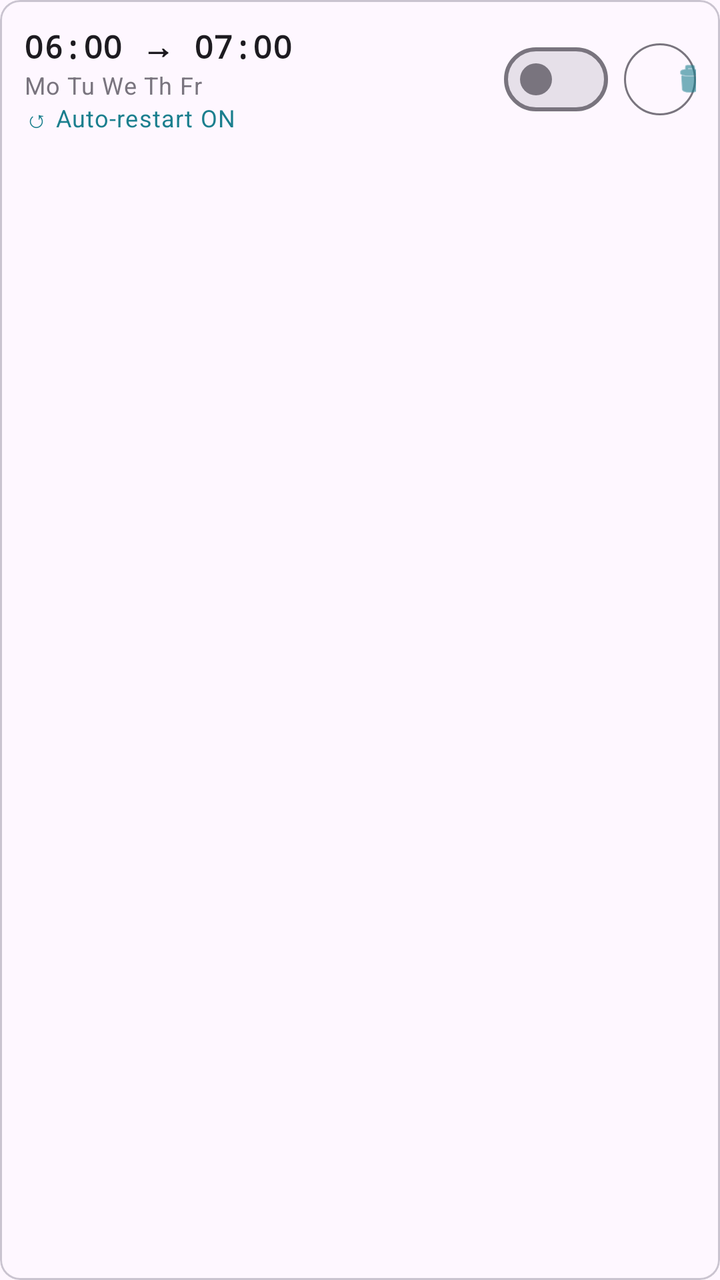
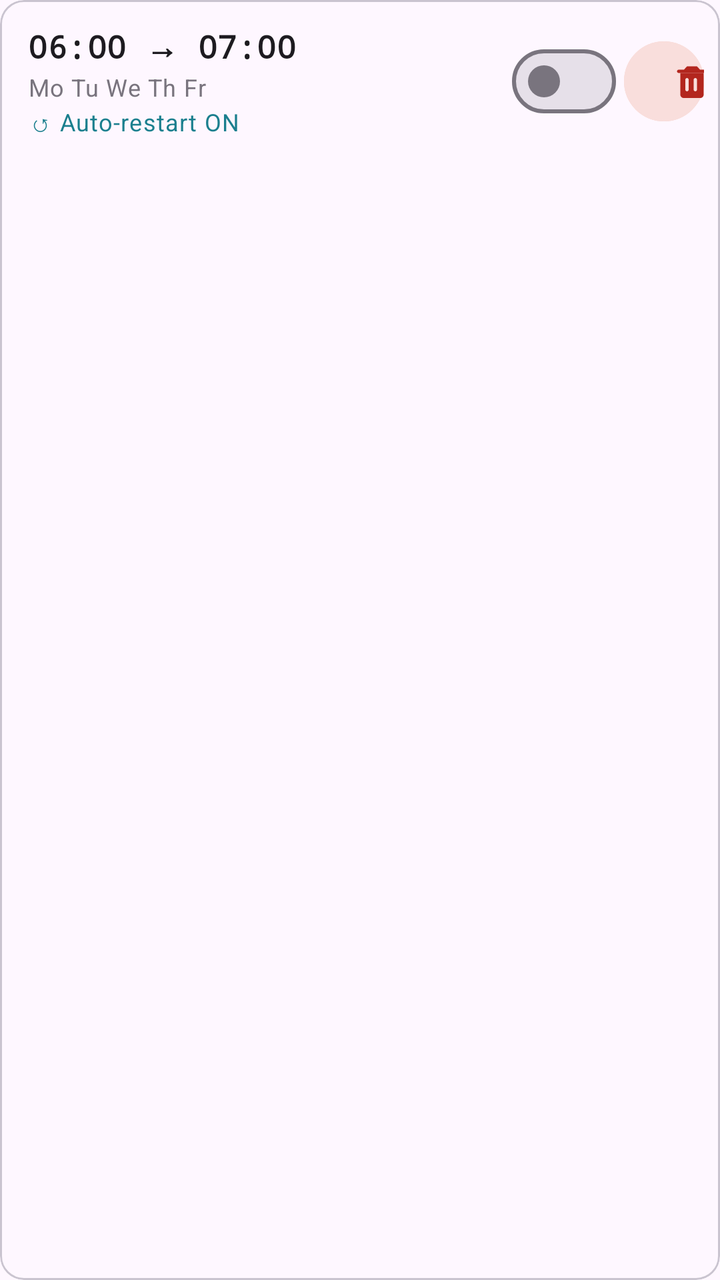

Screens rendered from an Android XML layout before and after an edit, with the pre-edit source and the edit as a unified diff.
<!-- AndroidManifest.xml: application theme Theme.MotorDrive -->
<!-- res/layout/item_schedule.xml -->
<?xml version="1.0" encoding="utf-8"?>
<com.google.android.material.card.MaterialCardView
    xmlns:android="http://schemas.android.com/apk/res/android"
    xmlns:app="http://schemas.android.com/apk/res-auto"
    android:layout_width="match_parent"
    android:layout_height="wrap_content"
    app:cardElevation="0dp"
    app:cardCornerRadius="10dp"
    app:strokeColor="?attr/colorOutlineVariant"
    app:strokeWidth="1dp"
    android:layout_marginBottom="8dp">

    <LinearLayout
        android:layout_width="match_parent"
        android:layout_height="wrap_content"
        android:orientation="horizontal"
        android:gravity="center_vertical"
        android:padding="12dp">

        <LinearLayout
            android:layout_width="0dp"
            android:layout_height="wrap_content"
            android:layout_weight="1"
            android:orientation="vertical">

            <TextView
                android:id="@+id/tvScheduleTime"
                android:layout_width="wrap_content"
                android:layout_height="wrap_content"
                android:text="06:00 → 07:00"
                android:textAppearance="?attr/textAppearanceTitleMedium"
                android:textStyle="bold"
                android:fontFamily="monospace" />

            <TextView
                android:id="@+id/tvScheduleDays"
                android:layout_width="wrap_content"
                android:layout_height="wrap_content"
                android:text="Mo Tu We Th Fr"
                android:textAppearance="?attr/textAppearanceBodySmall"
                android:textColor="?attr/colorOutline" />

            <TextView
                android:id="@+id/tvAutoRestart"
                android:layout_width="wrap_content"
                android:layout_height="wrap_content"
                android:text="↺ Auto-restart ON"
                android:textAppearance="?attr/textAppearanceBodySmall"
                android:textColor="?attr/colorPrimary" />
        </LinearLayout>

        <com.google.android.material.materialswitch.MaterialSwitch
            android:id="@+id/switchEnabled"
            android:layout_width="wrap_content"
            android:layout_height="wrap_content"
            android:layout_marginEnd="8dp" />

        <com.google.android.material.button.MaterialButton
            android:id="@+id/btnDelete"
            android:layout_width="36dp"
            android:layout_height="36dp"
            app:icon="@android:drawable/ic_menu_delete"
            app:iconSize="18dp"
            app:iconPadding="0dp"
            android:insetTop="0dp"
            android:insetBottom="0dp"
            app:cornerRadius="18dp"
            style="@style/Widget.Material3.Button.OutlinedButton" />

    </LinearLayout>
</com.google.android.material.card.MaterialCardView>
<!-- resources referenced by this layout -->
<resources>
  <style name="Theme.MotorDrive" parent="Theme.Material3.DayNight.NoActionBar">
          <item name="colorPrimary">@color/md_theme_seed</item>
          <item name="colorOnPrimary">#FFFFFF</item>
          <item name="colorPrimaryContainer">#CBE9ED</item>
          <item name="colorOnPrimaryContainer">#001F26</item>
          <item name="colorSecondary">#1A3A5C</item>
          <item name="colorOnSecondary">#FFFFFF</item>
          
          <item name="android:statusBarColor">@android:color/transparent</item>
          <item name="android:navigationBarColor">?attr/colorSurface</item>
          <item name="android:windowLightStatusBar">false</item>
      </style>
  <color name="md_theme_seed">#1B7F8E</color>
</resources>

<!-- the commit's change to res/layout/item_schedule.xml (unified diff, before → after) -->
@@ -5,7 +5,7 @@
     android:layout_width="match_parent"
     android:layout_height="wrap_content"
     app:cardElevation="0dp"
-    app:cardCornerRadius="10dp"
+    app:cardCornerRadius="12dp"
     app:strokeColor="?attr/colorOutlineVariant"
     app:strokeWidth="1dp"
     android:layout_marginBottom="8dp">
@@ -15,8 +15,11 @@
         android:layout_height="wrap_content"
         android:orientation="horizontal"
         android:gravity="center_vertical"
-        android:padding="12dp">
+        android:paddingStart="14dp"
+        android:paddingEnd="8dp"
+        android:paddingVertical="12dp">
 
+        
         <LinearLayout
             android:layout_width="0dp"
             android:layout_height="wrap_content"
@@ -38,7 +41,8 @@
                 android:layout_height="wrap_content"
                 android:text="Mo Tu We Th Fr"
                 android:textAppearance="?attr/textAppearanceBodySmall"
-                android:textColor="?attr/colorOutline" />
+                android:textColor="?attr/colorOutline"
+                android:layout_marginTop="1dp" />
 
             <TextView
                 android:id="@+id/tvAutoRestart"
@@ -46,25 +50,32 @@
                 android:layout_height="wrap_content"
                 android:text="↺ Auto-restart ON"
                 android:textAppearance="?attr/textAppearanceBodySmall"
-                android:textColor="?attr/colorPrimary" />
+                android:textColor="?attr/colorPrimary"
+                android:layout_marginTop="1dp" />
         </LinearLayout>
 
+        
         <com.google.android.material.materialswitch.MaterialSwitch
             android:id="@+id/switchEnabled"
             android:layout_width="wrap_content"
             android:layout_height="wrap_content"
-            android:layout_marginEnd="8dp" />
+            android:layout_marginEnd="4dp" />
 
+        
         <com.google.android.material.button.MaterialButton
             android:id="@+id/btnDelete"
-            android:layout_width="36dp"
-            android:layout_height="36dp"
-            app:icon="@android:drawable/ic_menu_delete"
-            app:iconSize="18dp"
+            android:layout_width="40dp"
+            android:layout_height="40dp"
+            app:icon="@drawable/ic_delete"
+            app:iconSize="20dp"
             app:iconPadding="0dp"
+            app:iconTint="?attr/colorError"
             android:insetTop="0dp"
             android:insetBottom="0dp"
-            app:cornerRadius="18dp"
+            app:cornerRadius="20dp"
+            app:strokeColor="?attr/colorErrorContainer"
+            app:strokeWidth="1dp"
+            android:backgroundTint="?attr/colorErrorContainer"
             style="@style/Widget.Material3.Button.OutlinedButton" />
 
     </LinearLayout>
<!-- resource entries referenced after the edit -->
@@ -1,5 +1,23 @@
 <!-- resources referenced by this layout -->
 <resources>
+  <!-- drawable ic_delete (drawable) -->
+  <?xml version="1.0" encoding="utf-8"?>
+  <vector xmlns:android="http://schemas.android.com/apk/res/android"
+      android:width="20dp"
+      android:height="20dp"
+      android:viewportWidth="24"
+      android:viewportHeight="24">
+    
+    <path
+        android:fillColor="@android:color/white"
+        android:pathData="M9,3L7.17,5H4C3.45,5 3,5.45 3,6s0.45,1 1,1h16c0.55,0 1,-0.45 1,-1s-0.45,-1 -1,-1h-3.17L15,3H9z"/>
+    
+    <path
+        android:fillColor="@android:color/white"
+        android:pathData="M5,7v13c0,1.1 0.9,2 2,2h10c1.1,0 2,-0.9 2,-2V7H5z
+                M10,17c0,0.55 -0.45,1 -1,1s-1,-0.45 -1,-1v-6c0,-0.55 0.45,-1 1,-1s1,0.45 1,1v6z
+                M15,17c0,0.55 -0.45,1 -1,1s-1,-0.45 -1,-1v-6c0,-0.55 0.45,-1 1,-1s1,0.45 1,1v6z"/>
+  </vector>
   <style name="Theme.MotorDrive" parent="Theme.Material3.DayNight.NoActionBar">
           <item name="colorPrimary">@color/md_theme_seed</item>
           <item name="colorOnPrimary">#FFFFFF</item>
